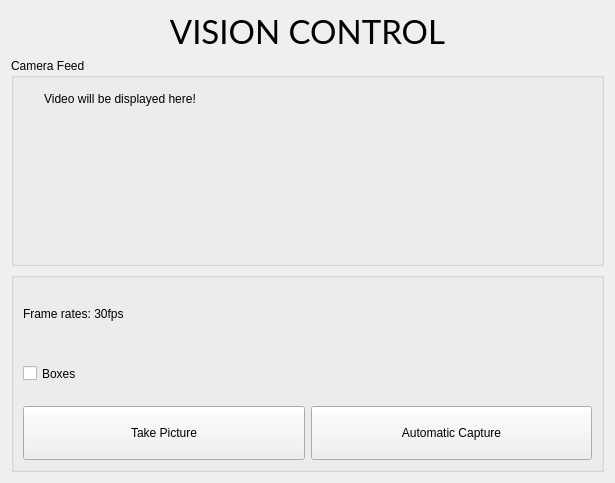
Old version of the form ui/vision.ui in the repository ayuyamo/gui-robot.
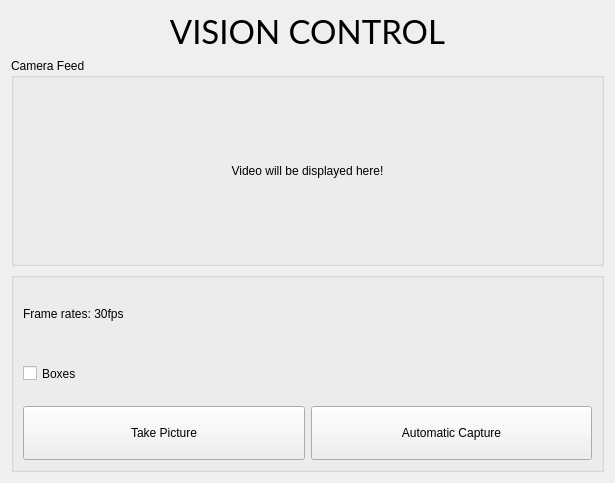
New version of the form.

Commit message: got the camera feed integrated woohoo!!!!!!!!!!!!!

What changed in the file:
```diff
--- a/ui/vision.ui
+++ b/ui/vision.ui
@@ -61,15 +61,9 @@
      <property name="title">
       <string>Camera Feed</string>
      </property>
+     <layout class="QGridLayout" name="gridLayout_3">
+      <item row="0" column="0">
      <widget class="QLabel" name="camera_feed">
-      <property name="geometry">
-       <rect>
-        <x>12</x>
-        <y>32</y>
-        <width>194</width>
-        <height>17</height>
-       </rect>
-      </property>
       <property name="text">
        <string>Video will be displayed here!</string>
       </property>
@@ -77,6 +71,8 @@
        <set>Qt::AlignCenter</set>
       </property>
      </widget>
+      </item>
+     </layout>
     </widget>
    </item>
    <item row="2" column="0">
```
Lines whose indentation alone changed are shown as unchanged. The commit also changes 2 other files.
